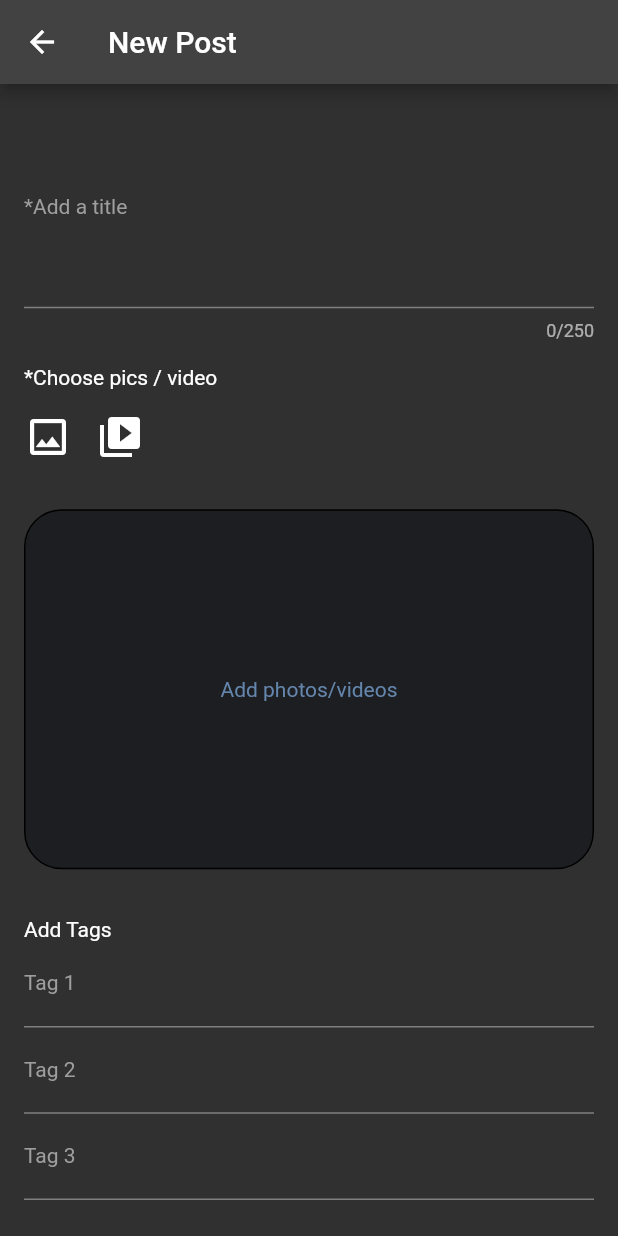
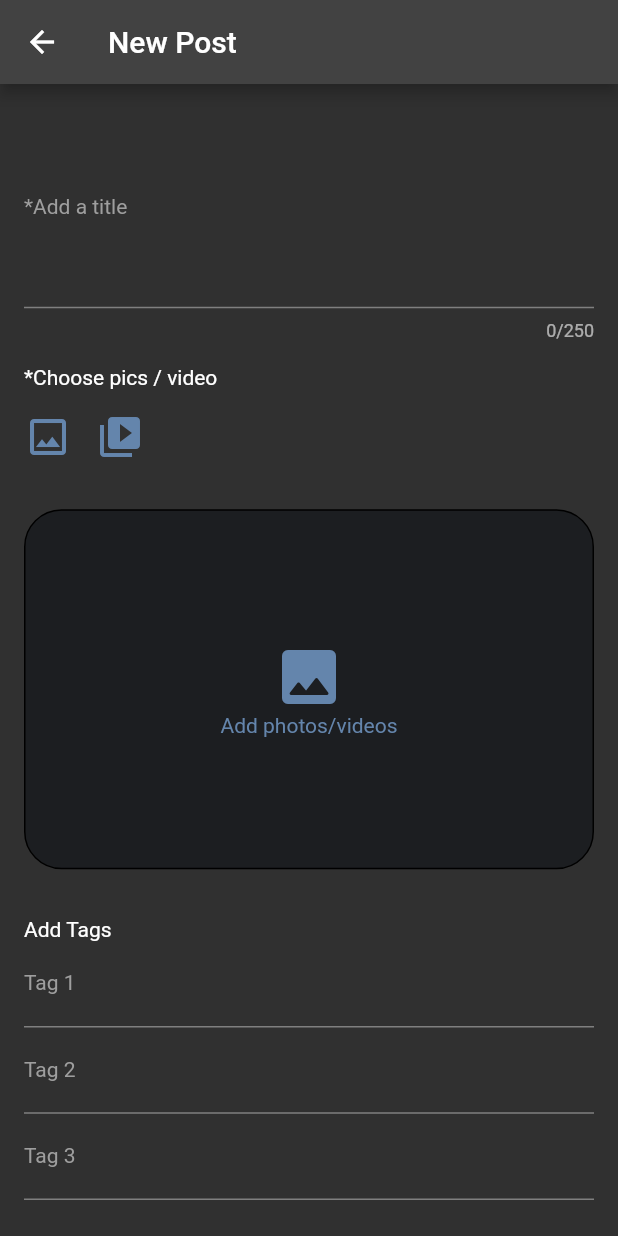
Before and after one commit to SatyamKr07/expApp, a Flutter app: the AddPost screen opened directly, on a phone screen of 412 x 824 dp. Run offline on Flutter 3.47's test engine with Material 2 defaults, Android fonts, the phone set to English and light mode, and no system bars; our stand-ins replace better_player, cached_network_image, carousel_slider, cloud_firestore, firebase_auth, firebase_core and 14 more; missing offline and left inert: video_compress; accounts and stored records are empty; generated files the repository leaves out were written again.

Commit message:
ui changes

```diff
--- a/lib/src/central/widgets/build_swiper.dart
+++ b/lib/src/central/widgets/build_swiper.dart
@@ -44,11 +44,21 @@ class _BuildSwiperState extends State<BuildSwiper> {
                 color: Color(0xff1C1E21),
               ),
               child: Center(
-                child: Text(
-                  "Add photos/videos",
-                  style: TextStyle(
-                    color: Color(0xff6485AC),
-                  ),
+                child: Column(
+                  mainAxisAlignment: MainAxisAlignment.center,
+                  children: const [
+                    Icon(
+                      Icons.image_rounded,
+                      color: Color(0xff6485AC),
+                      size: 48,
+                    ),
+                    Text(
+                      "Add photos/videos",
+                      style: TextStyle(
+                        color: Color(0xff6485AC),
+                      ),
+                    ),
+                  ],
                 ),
               ),
             ),
--- a/lib/src/pages/add_post/views/add_pic.dart
+++ b/lib/src/pages/add_post/views/add_pic.dart
@@ -21,7 +21,9 @@ class AddPic extends StatelessWidget {
               },
               icon: const Icon(
                 Icons.photo_outlined,
-                color: Colors.white,
+                color: Color(0xff6485AC),
+                // color: Colors.white,
+
                 size: 32,
               ),
             ),
@@ -32,7 +34,8 @@ class AddPic extends StatelessWidget {
               },
               icon: const Icon(
                 Icons.video_collection,
-                color: Colors.white,
+                color: Color(0xff6485AC),
+                // color: Colors.white,
                 size: 32,
               ),
             ),
--- a/lib/src/pages/home/views/post_block.dart
+++ b/lib/src/pages/home/views/post_block.dart
@@ -138,8 +138,8 @@ class _PostBlockState extends State<PostBlock> {
                             CircularProgressIndicator(),
                         errorWidget: (context, url, error) => Icon(Icons.error),
                         imageBuilder: (context, imageProvider) => Container(
-                          width: 46.0,
-                          height: 46.0,
+                          width: 40.0,
+                          height: 40.0,
                           decoration: BoxDecoration(
                             shape: BoxShape.circle,
                             image: DecorationImage(
```
